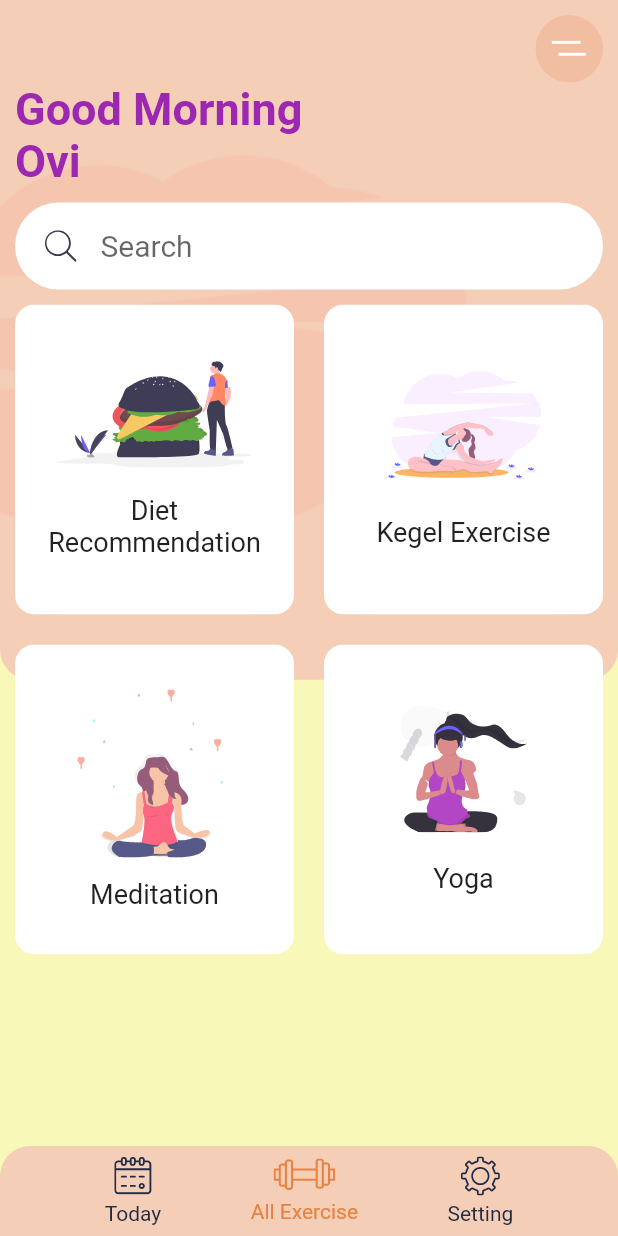
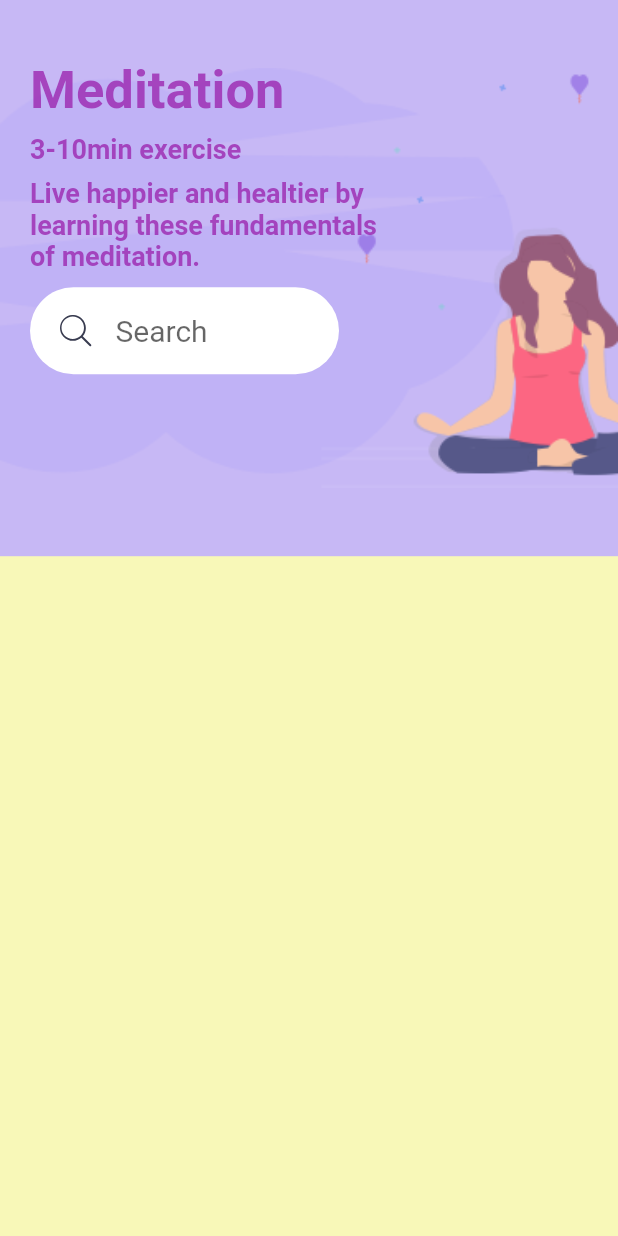
Before and after one commit to ArnobMahmud/Exercise-App-UI, a Flutter app: the screen it shows after launch, after a tap on "Diet Recommendation", on a phone screen of 412 x 824 dp. Run offline on Flutter 3.47's test engine with Material 2 defaults, Android fonts, the phone set to English and light mode, and no system bars; our stand-ins replace flutter_svg.

Commit message:
meditation page designed

```diff
--- /dev/null
+++ b/lib/pages/details-page.dart
@@ -0,0 +1,70 @@
+import 'package:exercise_app_ui/constants/constant.dart';
+import 'package:exercise_app_ui/widgets/SearchBar.dart';
+import 'package:flutter/material.dart';
+
+class DetailsPage extends StatelessWidget {
+  const DetailsPage({Key key}) : super(key: key);
+
+  @override
+  Widget build(BuildContext context) {
+    var height = MediaQuery.of(context).size.height;
+    var width = MediaQuery.of(context).size.width;
+    return Scaffold(
+      body: Stack(
+        children: [
+          Container(
+            height: height * 0.45,
+            decoration: BoxDecoration(
+                color: kBlueLightColor,
+                image: DecorationImage(
+                    image: AssetImage("assets/images/meditation_bg.png"),
+                    fit: BoxFit.fitWidth)),
+          ),
+          SafeArea(
+            child: Padding(
+              padding:
+                  const EdgeInsets.symmetric(horizontal: 20.0, vertical: 40.0),
+              child: Column(
+                mainAxisAlignment: MainAxisAlignment.start,
+                crossAxisAlignment: CrossAxisAlignment.start,
+                children: [
+                  Text(
+                    "Meditation",
+                    style: TextStyle(
+                        fontSize: 35.0,
+                        color: Colors.purple.withOpacity(0.8),
+                        fontWeight: FontWeight.bold),
+                  ),
+                  SizedBox(
+                    height: height * 0.01,
+                  ),
+                  Text(
+                    "3-10min exercise",
+                    style: TextStyle(
+                        fontSize: 18.0,
+                        color: Colors.purple.withOpacity(0.8),
+                        fontWeight: FontWeight.bold),
+                  ),
+                  SizedBox(
+                    height: height * 0.01,
+                  ),
+                  SizedBox(
+                    width: width * 0.6,
+                    child: Text(
+                      "Live happier and healtier by learning these fundamentals of meditation.",
+                      style: TextStyle(
+                          fontSize: 18.0,
+                          color: Colors.purple.withOpacity(0.8),
+                          fontWeight: FontWeight.bold),
+                    ),
+                  ),
+                  SizedBox(width: width * 0.5, child: SearchBar()),
+                ],
+              ),
+            ),
+          )
+        ],
+      ),
+    );
+  }
+}
--- a/lib/pages/home-page.dart
+++ b/lib/pages/home-page.dart
@@ -1,5 +1,7 @@
+import 'package:exercise_app_ui/pages/details-page.dart';
 import 'package:exercise_app_ui/widgets/BottomNavBar.dart';
 import 'package:exercise_app_ui/widgets/CategoryCard.dart';
+import 'package:exercise_app_ui/widgets/SearchBar.dart';
 import 'package:flutter/material.dart';
 import 'package:flutter_svg/flutter_svg.dart';
 
@@ -75,28 +77,13 @@ class HomePage extends StatelessWidget {
                     ),
                   ),
                   Text(
-                    "Good Morning \nOvi",
-                    style:
-                        TextStyle(
-                         fontWeight: FontWeight.bold,
-                         fontSize: 30.0,
-                         color: Colors.purple),
+                    "Good Morning \nArnob",
+                    style: TextStyle(
+                        fontWeight: FontWeight.bold,
+                        fontSize: 30.0,
+                        color: Colors.purple),
                   ),
-                  Container(
-                    margin: EdgeInsets.symmetric(vertical: 10.0),
-                    padding:
-                        EdgeInsets.symmetric(horizontal: 20.0, vertical: 5.0),
-                    decoration: BoxDecoration(
-                        color: Colors.white,
-                        borderRadius: BorderRadius.circular(30.0)),
-                    child: TextField(
-                      decoration: InputDecoration(
-                          icon: SvgPicture.asset("assets/icons/search.svg"),
-                          hintText: "Search",
-                          hintStyle: TextStyle(fontSize: 20.0),
-                          border: InputBorder.none),
-                    ),
-                  ),
+                  SearchBar(),
                   Expanded(
                     child: GridView.count(
                       crossAxisCount: 2,
@@ -107,7 +94,12 @@ class HomePage extends StatelessWidget {
                         CategoryCard(
                           title: "Diet Recommendation",
                           svgSrc: "assets/icons/Hamburger.svg",
-                          onPressed: () {},
+                          onPressed: () {
+                            Navigator.push(
+                                context,
+                                MaterialPageRoute(
+                                    builder: (context) => DetailsPage()));
+                          },
                         ),
                         CategoryCard(
                           title: "Kegel Exercise",
--- /dev/null
+++ b/lib/widgets/SearchBar.dart
@@ -0,0 +1,25 @@
+import 'package:flutter/material.dart';
+import 'package:flutter_svg/flutter_svg.dart';
+
+class SearchBar extends StatelessWidget {
+  const SearchBar({
+    Key key,
+  }) : super(key: key);
+
+  @override
+  Widget build(BuildContext context) {
+    return Container(
+      margin: EdgeInsets.symmetric(vertical: 10.0),
+      padding: EdgeInsets.symmetric(horizontal: 20.0, vertical: 5.0),
+      decoration: BoxDecoration(
+          color: Colors.white, borderRadius: BorderRadius.circular(30.0)),
+      child: TextField(
+        decoration: InputDecoration(
+            icon: SvgPicture.asset("assets/icons/search.svg"),
+            hintText: "Search",
+            hintStyle: TextStyle(fontSize: 20.0),
+            border: InputBorder.none),
+      ),
+    );
+  }
+}
```
